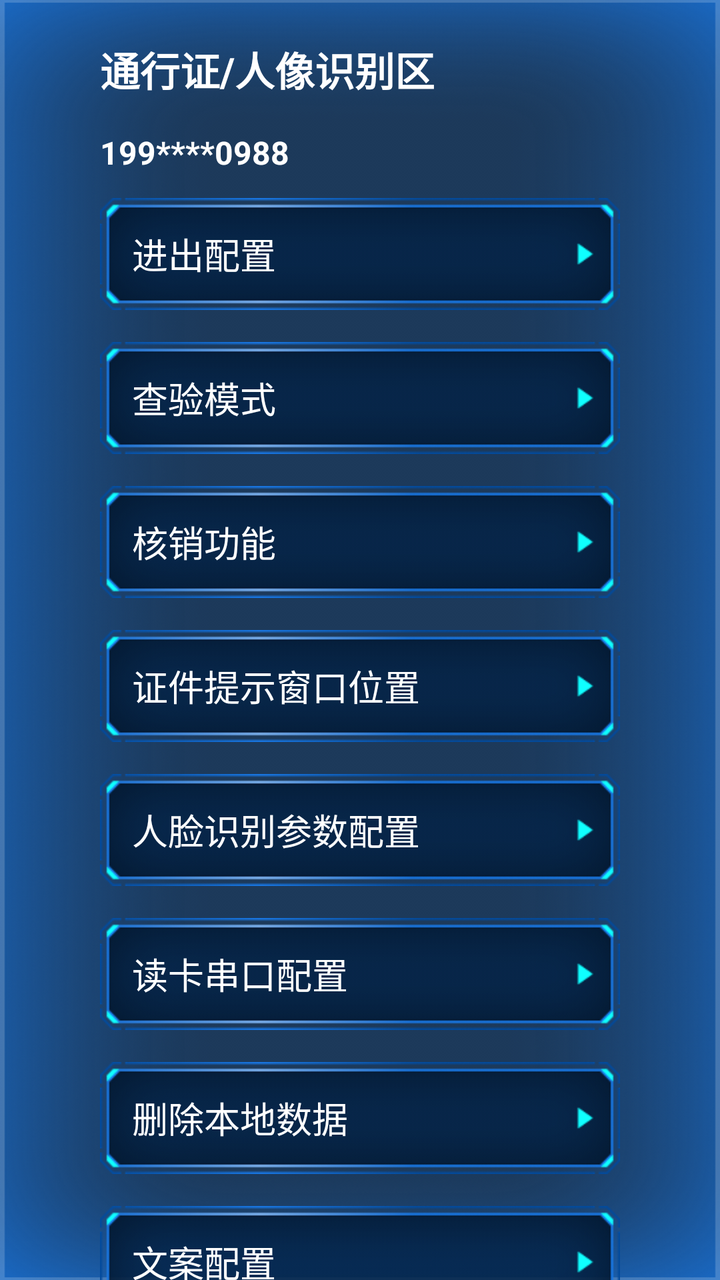
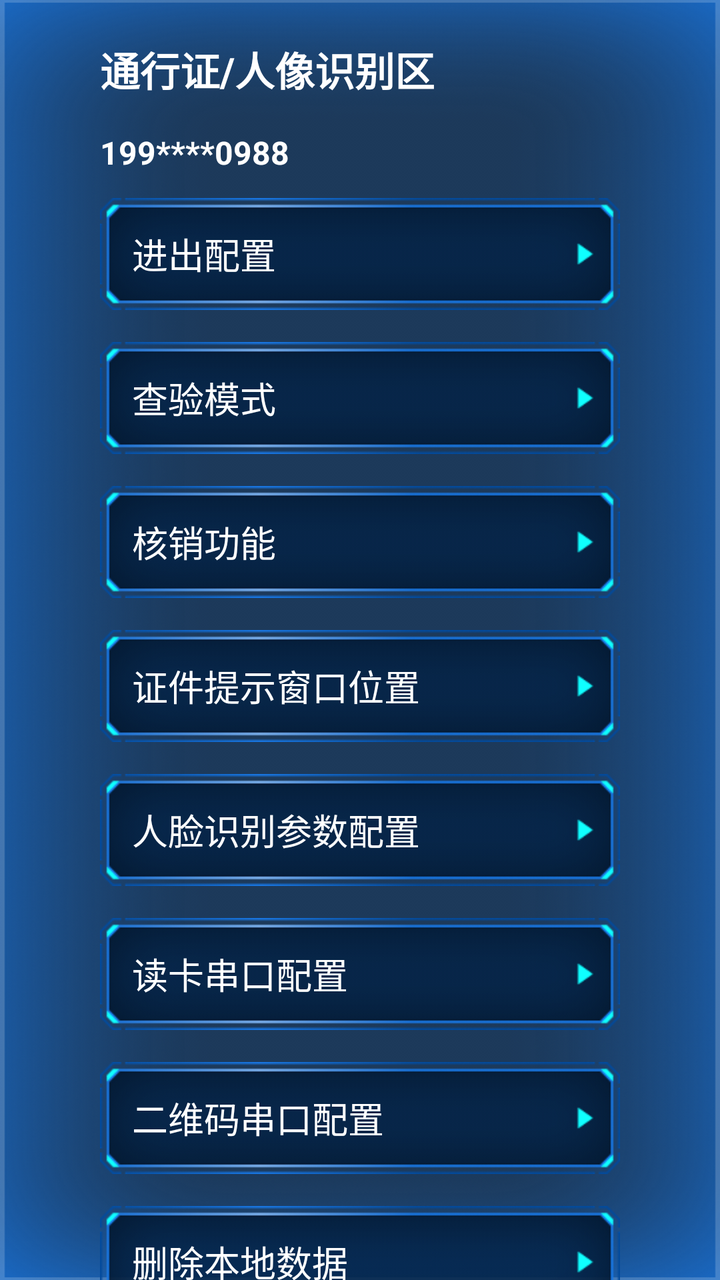

An Android layout rendered at two revisions. The XML below is the earlier revision; the diff shows what the commit changed to produce the second picture.
<!-- AndroidManifest.xml: application theme AppTheme -->
<!-- res/layout/dialog_draw.xml -->
<?xml version="1.0" encoding="utf-8"?>
<LinearLayout xmlns:android="http://schemas.android.com/apk/res/android"
    android:layout_width="400dp"
    android:layout_height="match_parent"
    android:background="@mipmap/draw_bg"
    android:gravity="center_horizontal"
    android:orientation="vertical">

    <TextView
        android:layout_width="260dp"
        android:layout_height="wrap_content"
        android:layout_marginTop="20dp"
        android:text="通行证/人像识别区"
        android:textColor="@color/white"
        android:textSize="20sp"
        android:textStyle="bold" />

    <TextView
        android:id="@+id/tvPhone"
        android:layout_width="260dp"
        android:layout_height="wrap_content"
        android:layout_marginTop="16dp"
        android:text="199****0988"
        android:textColor="@color/white"
        android:textSize="16sp"
        android:textStyle="bold" />

    <TextView
        android:id="@+id/tvInOut"
        android:layout_width="260dp"
        android:layout_height="56dp"
        android:layout_marginTop="12dp"
        android:background="@mipmap/draw_btn_bg"
        android:gravity="center_vertical"
        android:paddingLeft="16dp"
        android:text="进出配置"
        android:textColor="@color/white"
        android:textSize="18sp" />

    <TextView
        android:id="@+id/tvChayan"
        android:layout_width="260dp"
        android:layout_height="56dp"
        android:layout_marginTop="16dp"
        android:background="@mipmap/draw_btn_bg"
        android:gravity="center_vertical"
        android:paddingLeft="16dp"
        android:text="查验模式"
        android:textColor="@color/white"
        android:textSize="18sp" />

    <TextView
        android:id="@+id/tvVerifyFeature"
        android:layout_width="260dp"
        android:layout_height="56dp"
        android:layout_marginTop="16dp"
        android:background="@mipmap/draw_btn_bg"
        android:gravity="center_vertical"
        android:paddingLeft="16dp"
        android:text="核销功能"
        android:textColor="@color/white"
        android:textSize="18sp" />

    <TextView
        android:id="@+id/tvTipsLoc"
        android:layout_width="260dp"
        android:layout_height="56dp"
        android:layout_marginTop="16dp"
        android:background="@mipmap/draw_btn_bg"
        android:gravity="center_vertical"
        android:paddingLeft="16dp"
        android:text="证件提示窗口位置"
        android:textColor="@color/white"
        android:textSize="18sp" />

    <TextView
        android:id="@+id/tvCanshu"
        android:layout_width="260dp"
        android:layout_height="56dp"
        android:layout_marginTop="16dp"
        android:background="@mipmap/draw_btn_bg"
        android:gravity="center_vertical"
        android:paddingLeft="16dp"
        android:text="人脸识别参数配置"
        android:textColor="@color/white"
        android:textSize="18sp" />

    <TextView
        android:id="@+id/tvCardSerial"
        android:layout_width="260dp"
        android:layout_height="56dp"
        android:layout_marginTop="16dp"
        android:background="@mipmap/draw_btn_bg"
        android:gravity="center_vertical"
        android:paddingLeft="16dp"
        android:text="读卡串口配置"
        android:textColor="@color/white"
        android:textSize="18sp" />

    <TextView
        android:id="@+id/tvDelete"
        android:layout_width="260dp"
        android:layout_height="56dp"
        android:layout_marginTop="16dp"
        android:background="@mipmap/draw_btn_bg"
        android:gravity="center_vertical"
        android:paddingLeft="16dp"
        android:text="删除本地数据"
        android:textColor="@color/white"
        android:textSize="18sp" />

    <TextView
        android:id="@+id/tvWenan"
        android:layout_width="260dp"
        android:layout_height="56dp"
        android:layout_marginTop="16dp"
        android:background="@mipmap/draw_btn_bg"
        android:gravity="center_vertical"
        android:paddingLeft="16dp"
        android:text="文案配置"
        android:textColor="@color/white"
        android:textSize="18sp" />

    <TextView
        android:id="@+id/tvUploadLog"
        android:layout_width="260dp"
        android:layout_height="56dp"
        android:layout_marginTop="16dp"
        android:background="@mipmap/draw_btn_bg"
        android:gravity="center_vertical"
        android:paddingLeft="16dp"
        android:text="上传日志"
        android:textColor="@color/white"
        android:textSize="18sp"
        android:visibility="visible" />

    <TextView
        android:id="@+id/tvReInit"
        android:layout_width="260dp"
        android:layout_height="56dp"
        android:layout_marginTop="16dp"
        android:background="@mipmap/draw_btn_bg"
        android:gravity="center_vertical"
        android:paddingLeft="16dp"
        android:text="在线数据完整性检查"
        android:textColor="@color/white"
        android:textSize="18sp"
        android:visibility="visible" />

    <TextView
        android:id="@+id/tvRemedial"
        android:layout_width="260dp"
        android:layout_height="56dp"
        android:layout_marginTop="16dp"
        android:background="@mipmap/draw_btn_bg"
        android:gravity="center_vertical"
        android:paddingLeft="16dp"
        android:text="数据完整性检查"
        android:textColor="@color/white"
        android:textSize="18sp"
        android:visibility="visible" />

    <TextView
        android:id="@+id/tvGotoLuancher"
        android:layout_width="260dp"
        android:layout_height="56dp"
        android:layout_marginTop="16dp"
        android:background="@mipmap/draw_btn_bg"
        android:gravity="center_vertical"
        android:paddingLeft="16dp"
        android:text="返回系统桌面"
        android:textColor="@color/white"
        android:textSize="18sp"
        android:visibility="gone" />

    <TextView
        android:id="@+id/tvGotoSetting"
        android:layout_width="260dp"
        android:layout_height="56dp"
        android:layout_marginTop="16dp"
        android:background="@mipmap/draw_btn_bg"
        android:gravity="center_vertical"
        android:paddingLeft="16dp"
        android:text="系统设置"
        android:textColor="@color/white"
        android:textSize="18sp"
        android:visibility="visible" />

    <TextView
        android:id="@+id/tvVersion"
        android:layout_width="260dp"
        android:layout_height="56dp"
        android:layout_marginTop="16dp"
        android:background="@mipmap/draw_btn_bg"
        android:gravity="center_vertical"
        android:paddingLeft="16dp"
        android:text="版本V1.1"
        android:textColor="@color/white"
        android:textSize="18sp" />

    <View
        android:layout_width="match_parent"
        android:layout_height="0dp"
        android:layout_weight="1" />

    <Button
        android:id="@+id/btnExit"
        android:layout_width="260dp"
        android:layout_height="56dp"
        android:layout_marginBottom="50dp"
        android:background="@drawable/btn_bg2"
        android:gravity="center"
        android:minHeight="36dp"
        android:text="注销登录"
        android:textColor="@color/white"
        android:textSize="15sp" />
</LinearLayout>
<!-- resources referenced by this layout -->
<resources>
  <!-- drawable btn_bg2 (drawable) -->
  <shape xmlns:android="http://schemas.android.com/apk/res/android"
      android:shape="rectangle">
      <stroke
          android:width="1dp"
          android:color="#ff1978e5" />
      <solid android:color="#4d1978e5" />
      <corners
          android:bottomLeftRadius="5dp"
          android:bottomRightRadius="5dp"
          android:topLeftRadius="5dp"
          android:topRightRadius="5dp" />
  </shape>
  <!-- mipmap draw_bg: png bitmap (mipmap-hdpi, 406574 bytes) -->
  <!-- mipmap draw_btn_bg: png bitmap (mipmap-hdpi, 13124 bytes) -->
  <style name="AppTheme" parent="Theme.AppCompat.Light.DarkActionBar">
          
          <item name="colorPrimary">@color/colorPrimary</item>
          <item name="colorPrimaryDark">@color/colorPrimaryDark</item>
          <item name="colorAccent">@color/colorAccent</item>
      </style>
  <color name="colorPrimary">#6200EE</color>
  <color name="colorPrimaryDark">#3700B3</color>
  <color name="colorAccent">#DA0303</color>
</resources>

<!-- the commit's change to res/layout/dialog_draw.xml (unified diff, before → after) -->
@@ -98,6 +98,18 @@
         android:textSize="18sp" />
 
     <TextView
+        android:id="@+id/tvQrSerial"
+        android:layout_width="260dp"
+        android:layout_height="56dp"
+        android:layout_marginTop="16dp"
+        android:background="@mipmap/draw_btn_bg"
+        android:gravity="center_vertical"
+        android:paddingLeft="16dp"
+        android:text="二维码串口配置"
+        android:textColor="@color/white"
+        android:textSize="18sp" />
+
+    <TextView
         android:id="@+id/tvDelete"
         android:layout_width="260dp"
         android:layout_height="56dp"
